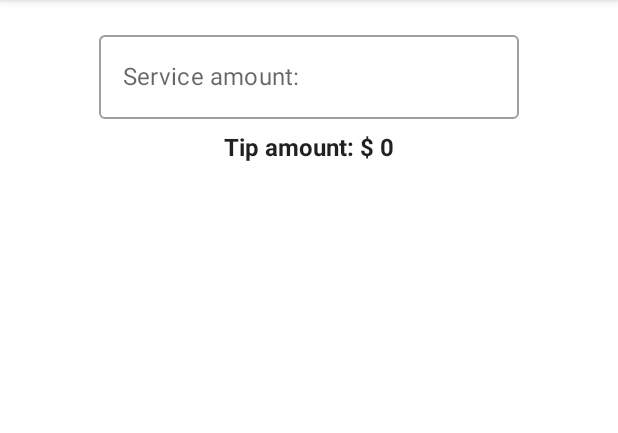
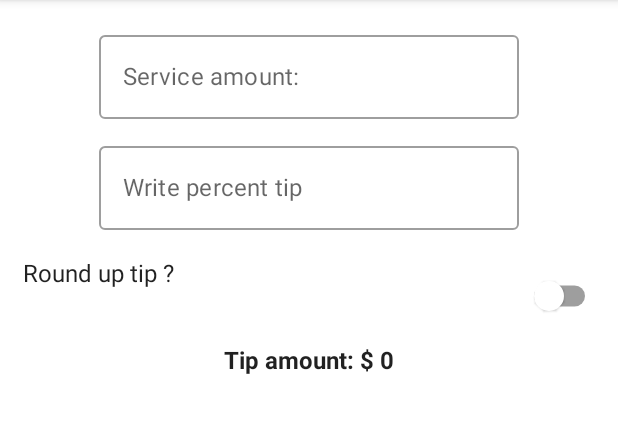
Before and after one commit to Florentin-Cambou/Tipzy, an Android app built with Jetpack Compose: the screen it shows after launch (MainActivity), on a phone screen of 412 x 824 dp, the part 84-517 px from its top. Run offline under Robolectric (Android 15) with nearby library versions, the phone set to English and light mode, and no system bars.

Commit message:
Tipzy is app training with koltin
-add a textfield for enter percent tip
-add a switch for convert result integer to decimal

- start write local test

```diff
--- a/app/src/main/java/com/wiapp/tipzy/MainActivity.kt
+++ b/app/src/main/java/com/wiapp/tipzy/MainActivity.kt
@@ -6,7 +6,6 @@ import androidx.activity.compose.setContent
 import androidx.compose.foundation.layout.fillMaxSize
 import androidx.compose.material.MaterialTheme
 import androidx.compose.material.Surface
-import androidx.compose.material.Text
 import androidx.compose.runtime.Composable
 import androidx.compose.ui.Modifier
 import androidx.compose.ui.tooling.preview.Preview
--- a/app/src/main/java/composable/ScaffoldComposable.kt
+++ b/app/src/main/java/composable/ScaffoldComposable.kt
@@ -1,6 +1,5 @@
 package composable
 
-import androidx.compose.foundation.layout.PaddingValues
 import androidx.compose.material.Scaffold
 import androidx.compose.runtime.Composable
 
--- a/app/src/main/java/composable/TipzyHome.kt
+++ b/app/src/main/java/composable/TipzyHome.kt
@@ -4,18 +4,26 @@ import androidx.compose.foundation.layout.*
 import androidx.compose.foundation.text.KeyboardActions
 import androidx.compose.foundation.text.KeyboardOptions
 import androidx.compose.material.OutlinedTextField
+import androidx.compose.material.Switch
 import androidx.compose.material.Text
 import androidx.compose.runtime.*
 import androidx.compose.ui.Alignment
 import androidx.compose.ui.Modifier
+import androidx.compose.ui.platform.LocalFocusManager
+import androidx.compose.ui.res.stringResource
 import androidx.compose.ui.text.input.ImeAction
 import androidx.compose.ui.text.input.KeyboardType
 import androidx.compose.ui.unit.dp
+import com.wiapp.tipzy.R
 import funCalculate.calculateTipAmount
 
 @Composable
 fun TipzyHome(paddingValues: PaddingValues){
     var textFieldTip by remember { mutableStateOf("") }
+    var textFieldPercentTip by remember { mutableStateOf("") }
+    var switchIsChecked by remember { mutableStateOf(false) }
+
+    val focusManager = LocalFocusManager.current
     Column(
         modifier = Modifier
             .fillMaxSize()
@@ -26,10 +34,32 @@ fun TipzyHome(paddingValues: PaddingValues){
         OutlinedTextField(
             value = textFieldTip,
             onValueChange = {textFieldTip = it},
-            label = { Text(text = "Service amount:")},
+            label = { Text(text = stringResource(id = R.string.text_service_amount))},
             singleLine = true,
-            keyboardOptions = KeyboardOptions(keyboardType = KeyboardType.Number, imeAction = ImeAction.Done)
+            keyboardOptions = KeyboardOptions(keyboardType = KeyboardType.Number, imeAction = ImeAction.Next)
         )
-        calculateTipAmount(textFieldTip = textFieldTip)
+
+        OutlinedTextField(
+            value = textFieldPercentTip,
+            onValueChange = {textFieldPercentTip = it},
+            label = { Text(text = stringResource(id = R.string.text_percent_tip))},
+            singleLine = true,
+            keyboardOptions = KeyboardOptions(keyboardType = KeyboardType.Number, imeAction = ImeAction.Done),
+            keyboardActions = KeyboardActions(
+                onDone = { focusManager.clearFocus()}
+            )
+        )
+
+        Row(
+            modifier = Modifier
+                .fillMaxWidth()
+                .padding(top = 10.dp),
+            horizontalArrangement = Arrangement.SpaceBetween
+        ) {
+            Text(text = stringResource(id = R.string.round_tip))
+            Switch(checked = switchIsChecked, onCheckedChange = {switchIsChecked = it})
+        }
+
+        calculateTipAmount(textFieldTip = textFieldTip,textFieldPercentTip= textFieldPercentTip,switchIsChecked)
     }
 }
--- a/app/src/main/java/composable/TopAppBar.kt
+++ b/app/src/main/java/composable/TopAppBar.kt
@@ -7,7 +7,8 @@ import androidx.compose.material.Text
 import androidx.compose.runtime.Composable
 import androidx.compose.material.TopAppBar
 import androidx.compose.ui.Modifier
-import androidx.compose.ui.text.style.TextAlign
+import androidx.compose.ui.res.stringResource
+import com.wiapp.tipzy.R
 
 @Composable
 fun TopAppBar(){
@@ -16,7 +17,7 @@ fun TopAppBar(){
             horizontalArrangement = Arrangement.Center,
             modifier = Modifier.fillMaxWidth()
         ) {
-            Text(text = "Tipzy Calculate Tip")
+            Text(text = stringResource(id = R.string.app_name_top))
         }
     }
 }
--- a/app/src/main/java/funCalculate/calculateTipAmount.kt
+++ b/app/src/main/java/funCalculate/calculateTipAmount.kt
@@ -1,20 +1,22 @@
 package funCalculate
 
+import androidx.annotation.VisibleForTesting
 import androidx.compose.material.Text
 import androidx.compose.runtime.Composable
 import androidx.compose.ui.text.font.FontWeight
 
+@VisibleForTesting
 @Composable
-fun calculateTipAmount(textFieldTip: String){
-    if(textFieldTip == ""){
+fun calculateTipAmount(textFieldTip: String,textFieldPercentTip: String,switchIsChecked: Boolean){
+    if(textFieldTip == ""|| textFieldPercentTip == "" ){
         Text(
             text = "Tip amount: $ 0",
             fontWeight = FontWeight.Bold
         )
     }else{
-        val result = textFieldTip.toInt() * 15/100
+        val result = textFieldTip.toDouble() * textFieldPercentTip.toDouble()/100
         Text(
-            text = "Tip amount: $ $result",
+            text = "Tip amount: $ ${if(!switchIsChecked) result.toInt() else result.toFloat()}",
             fontWeight = FontWeight.Bold
         )
     }
--- a/app/src/main/res/values/strings.xml
+++ b/app/src/main/res/values/strings.xml
@@ -1,3 +1,7 @@
 <resources>
     <string name="app_name">Tipzy</string>
+    <string name="app_name_top">Tipzy Calculate Tip</string>
+    <string name="text_service_amount">Service amount:</string>
+    <string name="text_percent_tip">Write percent tip</string>
+    <string name="round_tip">Round up tip ?</string>
 </resources>
```
Also changed, not shown: 1 other file.
